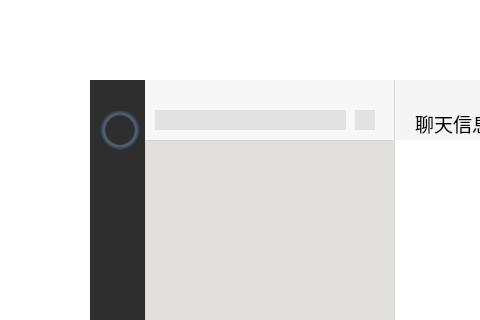
Above: Client/client.ui from flyjay123/OurChat before the change; both pictures show x 0 to 480 and y 0 to 320 of the 1165 by 869 pixel window. Below: the same form after it.
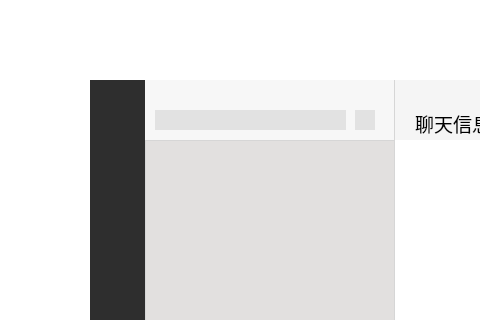
That is the form after the change. Icons and pictures are not drawn.

```diff
--- a/Client/client.ui
+++ b/Client/client.ui
@@ -836,45 +836,6 @@
       <property name="styleSheet">
        <string notr="true">background-color: rgb(46,46,46);</string>
       </property>
-      <widget class="QLabel" name="label_3">
-       <property name="geometry">
-        <rect>
-         <x>10</x>
-         <y>30</y>
-         <width>40</width>
-         <height>40</height>
-        </rect>
-       </property>
-       <property name="minimumSize">
-        <size>
-         <width>40</width>
-         <height>40</height>
-        </size>
-       </property>
-       <property name="maximumSize">
-        <size>
-         <width>40</width>
-         <height>40</height>
-        </size>
-       </property>
-       <property name="styleSheet">
-        <string notr="true">QLabel{
-    background-color: qradialgradient(spread:pad, cx:0.5, cy:0.5, radius:0.5, fx:0.5, fy:0.5, stop:0 rgba(0, 0, 0, 0), stop:0.70 rgba(0, 0, 0, 0), stop:0.80 rgba(136, 194, 255, 100), stop:1 rgba(0, 0, 0, 0));
-}
-QLabel:hover{
-    background-color: qradialgradient(spread:pad, cx:0.5, cy:0.5, radius:0.5, fx:0.5, fy:0.5, stop:0 rgba(0, 0, 0, 0), stop:0.70 rgba(0, 0, 0, 0), stop:0.80 rgba(186, 224, 255, 100), stop:1 rgba(0, 0, 0, 0));
-}</string>
-       </property>
-       <property name="text">
-        <string/>
-       </property>
-       <property name="pixmap">
-        <pixmap resource="src.qrc">:/src/头像.jpg</pixmap>
-       </property>
-       <property name="scaledContents">
-        <bool>true</bool>
-       </property>
-      </widget>
       <widget class="QPushButton" name="pushButton_emoj_2">
        <property name="geometry">
         <rect>
@@ -976,6 +937,48 @@
         <string>刷新</string>
        </property>
       </widget>
+      <widget class="QPushButton" name="pushButton_emoj_3">
+       <property name="geometry">
+        <rect>
+         <x>15</x>
+         <y>30</y>
+         <width>25</width>
+         <height>25</height>
+        </rect>
+       </property>
+       <property name="minimumSize">
+        <size>
+         <width>0</width>
+         <height>0</height>
+        </size>
+       </property>
+       <property name="maximumSize">
+        <size>
+         <width>16777215</width>
+         <height>16777215</height>
+        </size>
+       </property>
+       <property name="styleSheet">
+        <string notr="true">QPushButton {
+
+	border: none; /* no border for a flat push button */
+	image: url(:/src/个人中心灰.png); 
+}
+QPushButton::hover {
+	image: url(:/src/个人中心绿.png); 
+}
+</string>
+       </property>
+       <property name="text">
+        <string/>
+       </property>
+       <property name="checkable">
+        <bool>true</bool>
+       </property>
+       <property name="checked">
+        <bool>true</bool>
+       </property>
+      </widget>
      </widget>
     </item>
    </layout>
```
Left out of the diff: 46 changed lines with no effect on the pictures.
